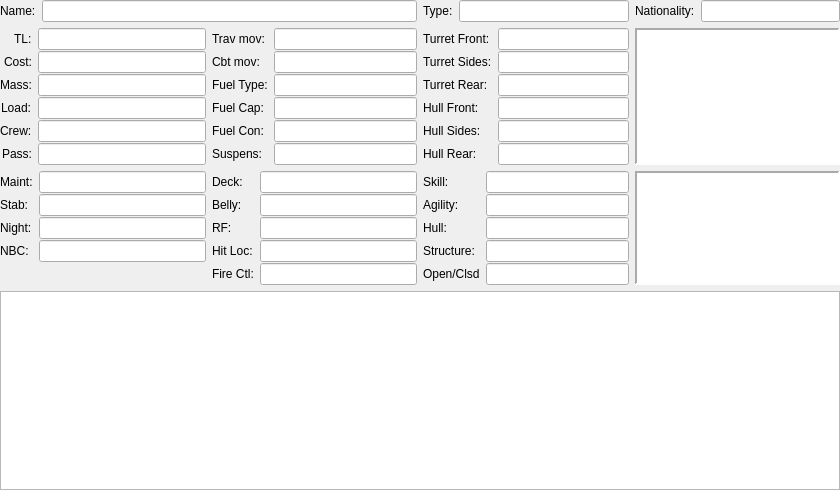
This is Qt5/Vehicle/vehicleform.ui in GDW-RPG-Scripts/gdw-rpg-vehicles as Qt 5 draws it before an edit. The edited form follows.
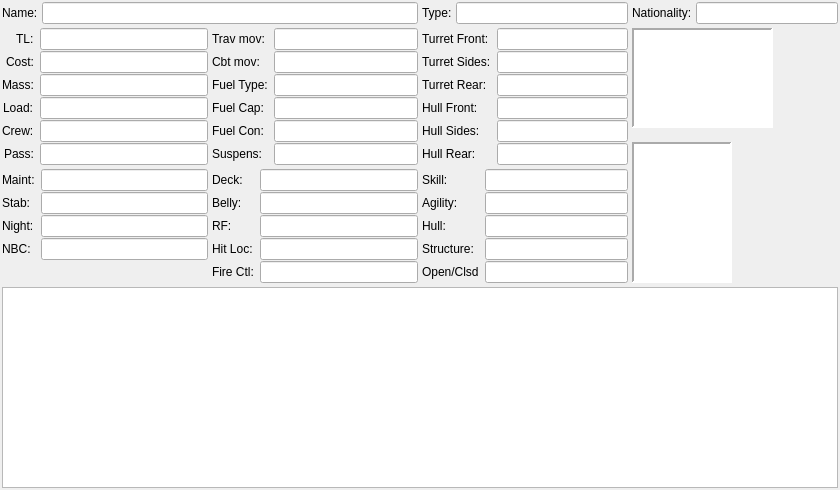
This is the edited form.

What changed in the file:
```diff
--- a/Qt5/Vehicle/vehicleform.ui
+++ b/Qt5/Vehicle/vehicleform.ui
@@ -20,6 +20,9 @@
    <string>Form</string>
   </property>
   <layout class="QVBoxLayout" name="verticalLayout" stretch="0">
+   <property name="spacing">
+    <number>0</number>
+   </property>
    <property name="leftMargin">
     <number>0</number>
    </property>
@@ -33,12 +36,24 @@
     <number>0</number>
    </property>
    <item>
-    <layout class="QGridLayout" name="gridLayout" rowstretch="0,0,0,0" columnstretch="0,0,0,0">
+    <layout class="QGridLayout" name="gridLayout" rowstretch="0,0,0,0" columnstretch="1,0,0,0">
      <property name="sizeConstraint">
       <enum>QLayout::SetDefaultConstraint</enum>
      </property>
+     <property name="leftMargin">
+      <number>2</number>
+     </property>
+     <property name="topMargin">
+      <number>2</number>
+     </property>
+     <property name="rightMargin">
+      <number>2</number>
+     </property>
+     <property name="bottomMargin">
+      <number>2</number>
+     </property>
      <property name="spacing">
-      <number>-1</number>
+      <number>4</number>
      </property>
      <item row="1" column="1">
       <widget class="QWidget" name="movementWidget" native="true">
@@ -340,6 +355,212 @@
        </layout>
       </widget>
      </item>
+     <item row="0" column="0" colspan="2">
+      <layout class="QFormLayout" name="nameLayout">
+       <property name="fieldGrowthPolicy">
+        <enum>QFormLayout::ExpandingFieldsGrow</enum>
+       </property>
+       <property name="labelAlignment">
+        <set>Qt::AlignRight|Qt::AlignTop|Qt::AlignTrailing</set>
+       </property>
+       <property name="formAlignment">
+        <set>Qt::AlignLeading|Qt::AlignLeft|Qt::AlignTop</set>
+       </property>
+       <property name="horizontalSpacing">
+        <number>-1</number>
+       </property>
+       <property name="verticalSpacing">
+        <number>-1</number>
+       </property>
+       <item row="0" column="0">
+        <widget class="QLabel" name="nameLabel">
+         <property name="text">
+          <string>Name:</string>
+         </property>
+         <property name="buddy">
+          <cstring>nameLineEdit</cstring>
+         </property>
+        </widget>
+       </item>
+       <item row="0" column="1">
+        <widget class="QLineEdit" name="nameLineEdit">
+         <property name="sizePolicy">
+          <sizepolicy hsizetype="Expanding" vsizetype="Fixed">
+           <horstretch>0</horstretch>
+           <verstretch>0</verstretch>
+          </sizepolicy>
+         </property>
+         <property name="minimumSize">
+          <size>
+           <width>200</width>
+           <height>0</height>
+          </size>
+         </property>
+         <property name="baseSize">
+          <size>
+           <width>0</width>
+           <height>0</height>
+          </size>
+         </property>
+         <property name="alignment">
+          <set>Qt::AlignRight|Qt::AlignTrailing|Qt::AlignVCenter</set>
+         </property>
+         <property name="readOnly">
+          <bool>true</bool>
+         </property>
+        </widget>
+       </item>
+      </layout>
+     </item>
+     <item row="2" column="0">
+      <widget class="QWidget" name="assetWidget" native="true">
+       <property name="sizePolicy">
+        <sizepolicy hsizetype="Minimum" vsizetype="Minimum">
+         <horstretch>0</horstretch>
+         <verstretch>0</verstretch>
+        </sizepolicy>
+       </property>
+       <layout class="QFormLayout" name="rangeLayout">
+        <property name="fieldGrowthPolicy">
+         <enum>QFormLayout::ExpandingFieldsGrow</enum>
+        </property>
+        <property name="formAlignment">
+         <set>Qt::AlignLeading|Qt::AlignLeft|Qt::AlignTop</set>
+        </property>
+        <property name="horizontalSpacing">
+         <number>-1</number>
+        </property>
+        <property name="verticalSpacing">
+         <number>1</number>
+        </property>
+        <property name="leftMargin">
+         <number>0</number>
+        </property>
+        <property name="topMargin">
+         <number>0</number>
+        </property>
+        <property name="rightMargin">
+         <number>0</number>
+        </property>
+        <property name="bottomMargin">
+         <number>0</number>
+        </property>
+        <item row="0" column="0">
+         <widget class="QLabel" name="maintenanceLabel">
+          <property name="text">
+           <string>Maint:</string>
+          </property>
+          <property name="buddy">
+           <cstring>maintenanceLineEdit</cstring>
+          </property>
+         </widget>
+        </item>
+        <item row="0" column="1">
+         <widget class="QLineEdit" name="maintenanceLineEdit">
+          <property name="sizePolicy">
+           <sizepolicy hsizetype="Expanding" vsizetype="Minimum">
+            <horstretch>0</horstretch>
+            <verstretch>0</verstretch>
+           </sizepolicy>
+          </property>
+          <property name="toolTip">
+           <string>Maintenance number.</string>
+          </property>
+          <property name="alignment">
+           <set>Qt::AlignRight|Qt::AlignTrailing|Qt::AlignVCenter</set>
+          </property>
+          <property name="readOnly">
+           <bool>true</bool>
+          </property>
+         </widget>
+        </item>
+        <item row="1" column="0">
+         <widget class="QLabel" name="stabLabel">
+          <property name="text">
+           <string>Stab:</string>
+          </property>
+          <property name="buddy">
+           <cstring>stabLineEdit</cstring>
+          </property>
+         </widget>
+        </item>
+        <item row="1" column="1">
+         <widget class="QLineEdit" name="stabLineEdit">
+          <property name="sizePolicy">
+           <sizepolicy hsizetype="Expanding" vsizetype="Minimum">
+            <horstretch>0</horstretch>
+            <verstretch>0</verstretch>
+           </sizepolicy>
+          </property>
+          <property name="toolTip">
+           <string>Any special weapon stabilization machinery.</string>
+          </property>
+          <property name="alignment">
+           <set>Qt::AlignRight|Qt::AlignTrailing|Qt::AlignVCenter</set>
+          </property>
+          <property name="readOnly">
+           <bool>true</bool>
+          </property>
+         </widget>
+        </item>
+        <item row="3" column="0">
+         <widget class="QLabel" name="nightLabel">
+          <property name="text">
+           <string>Night:</string>
+          </property>
+          <property name="buddy">
+           <cstring>nightLineEdit</cstring>
+          </property>
+         </widget>
+        </item>
+        <item row="3" column="1">
+         <widget class="QLineEdit" name="nightLineEdit">
+          <property name="sizePolicy">
+           <sizepolicy hsizetype="Expanding" vsizetype="Minimum">
+            <horstretch>0</horstretch>
+            <verstretch>0</verstretch>
+           </sizepolicy>
+          </property>
+          <property name="alignment">
+           <set>Qt::AlignRight|Qt::AlignTrailing|Qt::AlignVCenter</set>
+          </property>
+          <property name="readOnly">
+           <bool>true</bool>
+          </property>
+         </widget>
+        </item>
+        <item row="4" column="0">
+         <widget class="QLabel" name="radLabel">
+          <property name="text">
+           <string>NBC:</string>
+          </property>
+          <property name="buddy">
+           <cstring>radLineEdit</cstring>
+          </property>
+         </widget>
+        </item>
+        <item row="4" column="1">
+         <widget class="QLineEdit" name="radLineEdit">
+          <property name="sizePolicy">
+           <sizepolicy hsizetype="Expanding" vsizetype="Minimum">
+            <horstretch>0</horstretch>
+            <verstretch>0</verstretch>
+           </sizepolicy>
+          </property>
+          <property name="toolTip">
+           <string>Vehicle resistance to radiation, biological or chemical agents. (Open, Enclosed, or Radiologically Shielded).</string>
+          </property>
+          <property name="alignment">
+           <set>Qt::AlignRight|Qt::AlignTrailing|Qt::AlignVCenter</set>
+          </property>
+          <property name="readOnly">
+           <bool>true</bool>
+          </property>
+         </widget>
+        </item>
+       </layout>
+      </widget>
+     </item>
      <item row="2" column="1">
       <widget class="QWidget" name="valueWidget" native="true">
        <property name="sizePolicy">
@@ -524,6 +745,69 @@
        </layout>
       </widget>
      </item>
+     <item row="0" column="3">
+      <layout class="QFormLayout" name="nationalityLayout">
+       <property name="labelAlignment">
+        <set>Qt::AlignRight|Qt::AlignTop|Qt::AlignTrailing</set>
+       </property>
+       <property name="horizontalSpacing">
+        <number>-1</number>
+       </property>
+       <property name="verticalSpacing">
+        <number>-1</number>
+       </property>
+       <item row="0" column="0">
+        <widget class="QLabel" name="nationalityLabel">
+         <property name="minimumSize">
+          <size>
+           <width>0</width>
+           <height>0</height>
+          </size>
+         </property>
+         <property name="text">
+          <string>Nationality:</string>
+         </property>
+         <property name="buddy">
+          <cstring>nationalityLineEdit</cstring>
+         </property>
+        </widget>
+       </item>
+       <item row="0" column="1">
+        <widget class="QLineEdit" name="nationalityLineEdit">
+         <property name="sizePolicy">
+          <sizepolicy hsizetype="Expanding" vsizetype="Fixed">
+           <horstretch>1</horstretch>
+           <verstretch>0</verstretch>
+          </sizepolicy>
+         </property>
+         <property name="minimumSize">
+          <size>
+           <width>75</width>
+           <height>0</height>
+          </size>
+         </property>
+         <property name="baseSize">
+          <size>
+           <width>0</width>
+           <height>0</height>
+          </size>
+         </property>
+         <property name="toolTip">
+          <string>&lt;html&gt;&lt;head/&gt;&lt;body&gt;&lt;p&gt;The two or three letter ISO 3166-1 alpha-2 or alpha-3 country code corresponding to countries and territories on Earth proper. Use of ISO 3166-1 numeric is discouraged. Hence, any non-conforming codes (i.e. ones containing digits or more than three characters) are considered other-worldly.&lt;/p&gt;&lt;/body&gt;&lt;/html&gt;</string>
+         </property>
+         <property name="text">
+          <string/>
+         </property>
+         <property name="alignment">
+          <set>Qt::AlignRight|Qt::AlignTrailing|Qt::AlignVCenter</set>
+         </property>
+         <property name="readOnly">
+          <bool>true</bool>
+         </property>
+        </widget>
+       </item>
+      </layout>
+     </item>
      <item row="1" column="2">
       <widget class="QWidget" name="armorWidget" native="true">
        <property name="sizePolicy">
@@ -725,88 +1009,6 @@
        </layout>
       </widget>
      </item>
-     <item row="3" column="0" colspan="4">
-      <widget class="QPlainTextEdit" name="x8TextEdit">
-       <property name="sizePolicy">
-        <sizepolicy hsizetype="Expanding" vsizetype="Expanding">
-         <horstretch>1</horstretch>
-         <verstretch>1</verstretch>
-        </sizepolicy>
-       </property>
-       <property name="readOnly">
-        <bool>true</bool>
-       </property>
-      </widget>
-     </item>
-     <item row="0" column="2">
-      <layout class="QFormLayout" name="typeLayout">
-       <property name="labelAlignment">
-        <set>Qt::AlignRight|Qt::AlignTop|Qt::AlignTrailing</set>
-       </property>
-       <property name="horizontalSpacing">
-        <number>-1</number>
-       </property>
-       <property name="verticalSpacing">
-        <number>-1</number>
-       </property>
-       <item row="0" column="0">
-        <widget class="QLabel" name="typeLabel">
-         <property name="sizePolicy">
-          <sizepolicy hsizetype="Preferred" vsizetype="Preferred">
-           <horstretch>0</horstretch>
-           <verstretch>0</verstretch>
-          </sizepolicy>
-         </property>
-         <property name="minimumSize">
-          <size>
-           <width>0</width>
-           <height>0</height>
-          </size>
-         </property>
-         <property name="baseSize">
-          <size>
-           <width>1</width>
-           <height>0</height>
-          </size>
-         </property>
-         <property name="text">
-          <string>Type:</string>
-         </property>
-         <property name="buddy">
-          <cstring>typeLineEdit</cstring>
-         </property>
-        </widget>
-       </item>
-       <item row="0" column="1">
-        <widget class="QLineEdit" name="typeLineEdit">
-         <property name="sizePolicy">
-          <sizepolicy hsizetype="Preferred" vsizetype="Fixed">
-           <horstretch>0</horstretch>
-           <verstretch>0</verstretch>
-          </sizepolicy>
-         </property>
-         <property name="minimumSize">
-          <size>
-           <width>75</width>
-           <height>0</height>
-          </size>
-         </property>
-         <property name="baseSize">
-          <size>
-           <width>0</width>
-           <height>0</height>
-          </size>
-         </property>
-         <property name="alignment">
-          <set>Qt::AlignRight|Qt::AlignTrailing|Qt::AlignVCenter</set>
-         </property>
-         <property name="readOnly">
-          <bool>true</bool>
-         </property>
-        </widget>
-       </item>
-      </layout>
-     </item>
      <item row="2" column="2">
       <widget class="QWidget" name="cepheusWidget" native="true">
        <property name="sizePolicy">
@@ -964,157 +1166,8 @@
        </layout>
       </widget>
      </item>
-     <item row="2" column="0">
-      <widget class="QWidget" name="assetWidget" native="true">
-       <property name="sizePolicy">
-        <sizepolicy hsizetype="Minimum" vsizetype="Minimum">
-         <horstretch>0</horstretch>
-         <verstretch>0</verstretch>
-        </sizepolicy>
-       </property>
-       <layout class="QFormLayout" name="rangeLayout">
-        <property name="fieldGrowthPolicy">
-         <enum>QFormLayout::ExpandingFieldsGrow</enum>
-        </property>
-        <property name="formAlignment">
-         <set>Qt::AlignLeading|Qt::AlignLeft|Qt::AlignTop</set>
-        </property>
-        <property name="horizontalSpacing">
-         <number>-1</number>
-        </property>
-        <property name="verticalSpacing">
-         <number>1</number>
-        </property>
-        <property name="leftMargin">
-         <number>0</number>
-        </property>
-        <property name="topMargin">
-         <number>0</number>
-        </property>
-        <property name="rightMargin">
-         <number>0</number>
-        </property>
-        <property name="bottomMargin">
-         <number>0</number>
-        </property>
-        <item row="0" column="0">
-         <widget class="QLabel" name="maintenanceLabel">
-          <property name="text">
-           <string>Maint:</string>
-          </property>
-          <property name="buddy">
-           <cstring>maintenanceLineEdit</cstring>
-          </property>
-         </widget>
-        </item>
-        <item row="0" column="1">
-         <widget class="QLineEdit" name="maintenanceLineEdit">
-          <property name="sizePolicy">
-           <sizepolicy hsizetype="Expanding" vsizetype="Minimum">
-            <horstretch>0</horstretch>
-            <verstretch>0</verstretch>
-           </sizepolicy>
-          </property>
-          <property name="toolTip">
-           <string>Maintenance number.</string>
-          </property>
-          <property name="alignment">
-           <set>Qt::AlignRight|Qt::AlignTrailing|Qt::AlignVCenter</set>
-          </property>
-          <property name="readOnly">
-           <bool>true</bool>
-          </property>
-         </widget>
-        </item>
-        <item row="1" column="0">
-         <widget class="QLabel" name="stabLabel">
-          <property name="text">
-           <string>Stab:</string>
-          </property>
-          <property name="buddy">
-           <cstring>stabLineEdit</cstring>
-          </property>
-         </widget>
-        </item>
-        <item row="1" column="1">
-         <widget class="QLineEdit" name="stabLineEdit">
-          <property name="sizePolicy">
-           <sizepolicy hsizetype="Expanding" vsizetype="Minimum">
-            <horstretch>0</horstretch>
-            <verstretch>0</verstretch>
-           </sizepolicy>
-          </property>
-          <property name="toolTip">
-           <string>Any special weapon stabilization machinery.</string>
-          </property>
-          <property name="alignment">
-           <set>Qt::AlignRight|Qt::AlignTrailing|Qt::AlignVCenter</set>
-          </property>
-          <property name="readOnly">
-           <bool>true</bool>
-          </property>
-         </widget>
-        </item>
-        <item row="3" column="0">
-         <widget class="QLabel" name="nightLabel">
-          <property name="text">
-           <string>Night:</string>
-          </property>
-          <property name="buddy">
-           <cstring>nightLineEdit</cstring>
-          </property>
-         </widget>
-        </item>
-        <item row="3" column="1">
-         <widget class="QLineEdit" name="nightLineEdit">
-          <property name="sizePolicy">
-           <sizepolicy hsizetype="Expanding" vsizetype="Minimum">
-            <horstretch>0</horstretch>
-            <verstretch>0</verstretch>
-           </sizepolicy>
-          </property>
-          <property name="alignment">
-           <set>Qt::AlignRight|Qt::AlignTrailing|Qt::AlignVCenter</set>
-          </property>
-          <property name="readOnly">
-           <bool>true</bool>
-          </property>
-         </widget>
-        </item>
-        <item row="4" column="0">
-         <widget class="QLabel" name="radLabel">
-          <property name="text">
-           <string>NBC:</string>
-          </property>
-          <property name="buddy">
-           <cstring>radLineEdit</cstring>
-          </property>
-         </widget>
-        </item>
-        <item row="4" column="1">
-         <widget class="QLineEdit" name="radLineEdit">
-          <property name="sizePolicy">
-           <sizepolicy hsizetype="Expanding" vsizetype="Minimum">
-            <horstretch>0</horstretch>
-            <verstretch>0</verstretch>
-           </sizepolicy>
-          </property>
-          <property name="toolTip">
-           <string>Vehicle resistance to radiation, biological or chemical agents. (Open, Enclosed, or Radiologically Shielded).</string>
-          </property>
-          <property name="alignment">
-           <set>Qt::AlignRight|Qt::AlignTrailing|Qt::AlignVCenter</set>
-          </property>
-          <property name="readOnly">
-           <bool>true</bool>
-          </property>
-         </widget>
-        </item>
-       </layout>
-      </widget>
-     </item>
-     <item row="0" column="3">
-      <layout class="QFormLayout" name="nationalityLayout">
+     <item row="0" column="2">
+      <layout class="QFormLayout" name="typeLayout">
        <property name="labelAlignment">
         <set>Qt::AlignRight|Qt::AlignTop|Qt::AlignTrailing</set>
        </property>
@@ -1125,7 +1178,13 @@
         <number>-1</number>
        </property>
        <item row="0" column="0">
-        <widget class="QLabel" name="nationalityLabel">
+        <widget class="QLabel" name="typeLabel">
+         <property name="sizePolicy">
+          <sizepolicy hsizetype="Preferred" vsizetype="Preferred">
+           <horstretch>0</horstretch>
+           <verstretch>0</verstretch>
+          </sizepolicy>
+         </property>
          <property name="minimumSize">
           <size>
            <width>0</width>
@@ -1133,7 +1192,7 @@
           </size>
          </property>
          <property name="text">
-          <string>Nationality:</string>
+          <string>Type:</string>
          </property>
          <property name="buddy">
           <cstring>nationalityLineEdit</cstring>
@@ -1141,10 +1200,10 @@
         </widget>
        </item>
        <item row="0" column="1">
-        <widget class="QLineEdit" name="nationalityLineEdit">
+        <widget class="QLineEdit" name="typeLineEdit">
          <property name="sizePolicy">
-          <sizepolicy hsizetype="Expanding" vsizetype="Fixed">
-           <horstretch>1</horstretch>
+          <sizepolicy hsizetype="Preferred" vsizetype="Fixed">
+           <horstretch>0</horstretch>
            <verstretch>0</verstretch>
           </sizepolicy>
          </property>
@@ -1160,12 +1219,6 @@
            <height>0</height>
           </size>
          </property>
-         <property name="toolTip">
-          <string>&lt;html&gt;&lt;head/&gt;&lt;body&gt;&lt;p&gt;The two or three letter ISO 3166-1 alpha-2 or alpha-3 country code corresponding to countries and territories on Earth proper. Use of ISO 3166-1 numeric is discouraged. Hence, any non-conforming codes (i.e. ones containing digits or more than three characters) are considered other-worldly.&lt;/p&gt;&lt;/body&gt;&lt;/html&gt;</string>
-         </property>
-         <property name="text">
-          <string/>
-         </property>
          <property name="alignment">
           <set>Qt::AlignRight|Qt::AlignTrailing|Qt::AlignVCenter</set>
          </property>
@@ -1176,6 +1229,19 @@
        </item>
       </layout>
      </item>
+     <item row="3" column="0" colspan="4">
+      <widget class="QPlainTextEdit" name="x8TextEdit">
+       <property name="sizePolicy">
+        <sizepolicy hsizetype="Expanding" vsizetype="Expanding">
+         <horstretch>1</horstretch>
+         <verstretch>1</verstretch>
+        </sizepolicy>
+       </property>
+       <property name="readOnly">
+        <bool>true</bool>
+       </property>
+      </widget>
+     </item>
      <item row="1" column="0">
       <widget class="QWidget" name="loadWidget" native="true">
        <property name="sizePolicy">
@@ -1407,117 +1473,129 @@
        </layout>
       </widget>
      </item>
-     <item row="0" column="0" colspan="2">
-      <layout class="QFormLayout" name="nameLayout">
-       <property name="fieldGrowthPolicy">
-        <enum>QFormLayout::ExpandingFieldsGrow</enum>
-       </property>
-       <property name="labelAlignment">
-        <set>Qt::AlignRight|Qt::AlignTop|Qt::AlignTrailing</set>
-       </property>
-       <property name="formAlignment">
-        <set>Qt::AlignLeading|Qt::AlignLeft|Qt::AlignTop</set>
-       </property>
-       <property name="horizontalSpacing">
-        <number>-1</number>
-       </property>
-       <property name="verticalSpacing">
-        <number>-1</number>
-       </property>
-       <item row="0" column="0">
-        <widget class="QLabel" name="nameLabel">
-         <property name="text">
-          <string>Name:</string>
-         </property>
-         <property name="buddy">
-          <cstring>nameLineEdit</cstring>
-         </property>
-        </widget>
-       </item>
-       <item row="0" column="1">
-        <widget class="QLineEdit" name="nameLineEdit">
-         <property name="sizePolicy">
-          <sizepolicy hsizetype="Expanding" vsizetype="Fixed">
-           <horstretch>0</horstretch>
-           <verstretch>0</verstretch>
-          </sizepolicy>
-         </property>
-         <property name="minimumSize">
-          <size>
-           <width>200</width>
-           <height>0</height>
-          </size>
-         </property>
-         <property name="baseSize">
-          <size>
-           <width>0</width>
-           <height>0</height>
-          </size>
-         </property>
-         <property name="alignment">
-          <set>Qt::AlignRight|Qt::AlignTrailing|Qt::AlignVCenter</set>
-         </property>
-         <property name="readOnly">
-          <bool>true</bool>
-         </property>
-        </widget>
-       </item>
-      </layout>
-     </item>
-     <item row="1" column="3">
-      <widget class="QFrame" name="topDownFrame">
-       <property name="sizePolicy">
-        <sizepolicy hsizetype="Preferred" vsizetype="Preferred">
-         <horstretch>1</horstretch>
-         <verstretch>0</verstretch>
-        </sizepolicy>
-       </property>
-       <property name="contextMenuPolicy">
-        <enum>Qt::CustomContextMenu</enum>
+     <item row="1" column="3" rowspan="2">
+      <widget class="QFrame" name="svgFrame">
+       <property name="maximumSize">
+        <size>
+         <width>204</width>
+         <height>381</height>
+        </size>
        </property>
        <property name="autoFillBackground">
         <bool>false</bool>
        </property>
-       <property name="styleSheet">
-        <string notr="true">background-color: rgb(255, 255, 255);</string>
-       </property>
-       <property name="frameShape">
-        <enum>QFrame::Panel</enum>
-       </property>
-       <property name="frameShadow">
-        <enum>QFrame::Sunken</enum>
-       </property>
        <property name="lineWidth">
-        <number>2</number>
+        <number>1</number>
        </property>
-       <property name="midLineWidth">
-        <number>0</number>
-       </property>
-      </widget>
-     </item>
-     <item row="2" column="3">
-      <widget class="QFrame" name="sideViewFrame">
-       <property name="sizePolicy">
-        <sizepolicy hsizetype="Preferred" vsizetype="Preferred">
-         <horstretch>1</horstretch>
-         <verstretch>0</verstretch>
-        </sizepolicy>
-       </property>
-       <property name="contextMenuPolicy">
-        <enum>Qt::CustomContextMenu</enum>
-       </property>
-       <property name="styleSheet">
-        <string notr="true">background-color: rgb(255, 255, 255);</string>
-       </property>
-       <property name="frameShape">
-        <enum>QFrame::Panel</enum>
-       </property>
-       <property name="frameShadow">
-        <enum>QFrame::Sunken</enum>
-       </property>
-       <property name="lineWidth">
-        <number>2</number>
-       </property>
+       <layout class="QVBoxLayout" name="svgFrameLayout" stretch="1,1">
+        <property name="spacing">
+         <number>3</number>
+        </property>
+        <property name="leftMargin">
+         <number>0</number>
+        </property>
+        <property name="topMargin">
+         <number>0</number>
+        </property>
+        <property name="rightMargin">
+         <number>0</number>
+        </property>
+        <property name="bottomMargin">
+         <number>0</number>
+        </property>
+        <item alignment="Qt::AlignLeft|Qt::AlignTop">
+         <widget class="QFrame" name="sideViewFrame">
+          <property name="sizePolicy">
+           <sizepolicy hsizetype="Preferred" vsizetype="Preferred">
+            <horstretch>1</horstretch>
+            <verstretch>1</verstretch>
+           </sizepolicy>
+          </property>
+          <property name="minimumSize">
+           <size>
+            <width>141</width>
+            <height>100</height>
+           </size>
+          </property>
+          <property name="sizeIncrement">
+           <size>
+            <width>7</width>
+            <height>5</height>
+           </size>
+          </property>
+          <property name="baseSize">
+           <size>
+            <width>141</width>
+            <height>100</height>
+           </size>
+          </property>
+          <property name="contextMenuPolicy">
+           <enum>Qt::CustomContextMenu</enum>
+          </property>
+          <property name="styleSheet">
+           <string notr="true">background-color: rgb(255, 255, 255);</string>
+          </property>
+          <property name="frameShape">
+           <enum>QFrame::Panel</enum>
+          </property>
+          <property name="frameShadow">
+           <enum>QFrame::Sunken</enum>
+          </property>
+          <property name="lineWidth">
+           <number>2</number>
+          </property>
+         </widget>
+        </item>
+        <item alignment="Qt::AlignLeft|Qt::AlignTop">
+         <widget class="QFrame" name="topDownFrame">
+          <property name="sizePolicy">
+           <sizepolicy hsizetype="Preferred" vsizetype="Preferred">
+            <horstretch>1</horstretch>
+            <verstretch>1</verstretch>
+           </sizepolicy>
+          </property>
+          <property name="minimumSize">
+           <size>
+            <width>100</width>
+            <height>141</height>
+           </size>
+          </property>
+          <property name="sizeIncrement">
+           <size>
+            <width>5</width>
+            <height>7</height>
+           </size>
+          </property>
+          <property name="baseSize">
+           <size>
+            <width>100</width>
+            <height>141</height>
+           </size>
+          </property>
+          <property name="contextMenuPolicy">
+           <enum>Qt::CustomContextMenu</enum>
+          </property>
+          <property name="autoFillBackground">
+           <bool>false</bool>
+          </property>
+          <property name="styleSheet">
+           <string notr="true">background-color: rgb(255, 255, 255);</string>
+          </property>
+          <property name="frameShape">
+           <enum>QFrame::Panel</enum>
+          </property>
+          <property name="frameShadow">
+           <enum>QFrame::Sunken</enum>
+          </property>
+          <property name="lineWidth">
+           <number>2</number>
+          </property>
+          <property name="midLineWidth">
+           <number>0</number>
+          </property>
+         </widget>
+        </item>
+       </layout>
       </widget>
      </item>
     </layout>
```
Left out of the diff: 24 changed lines with no effect on the pictures.
